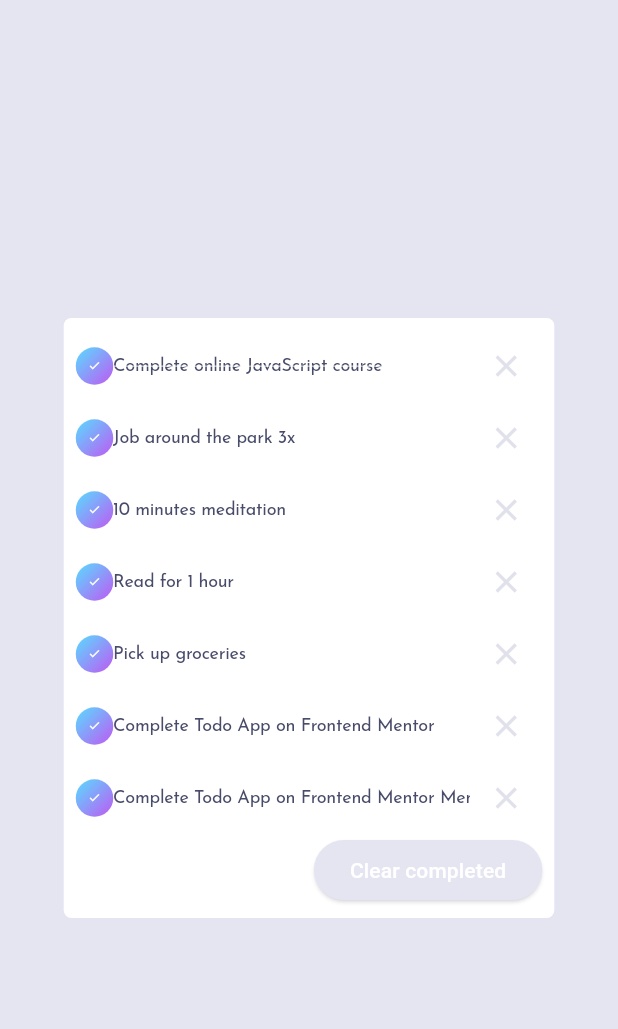
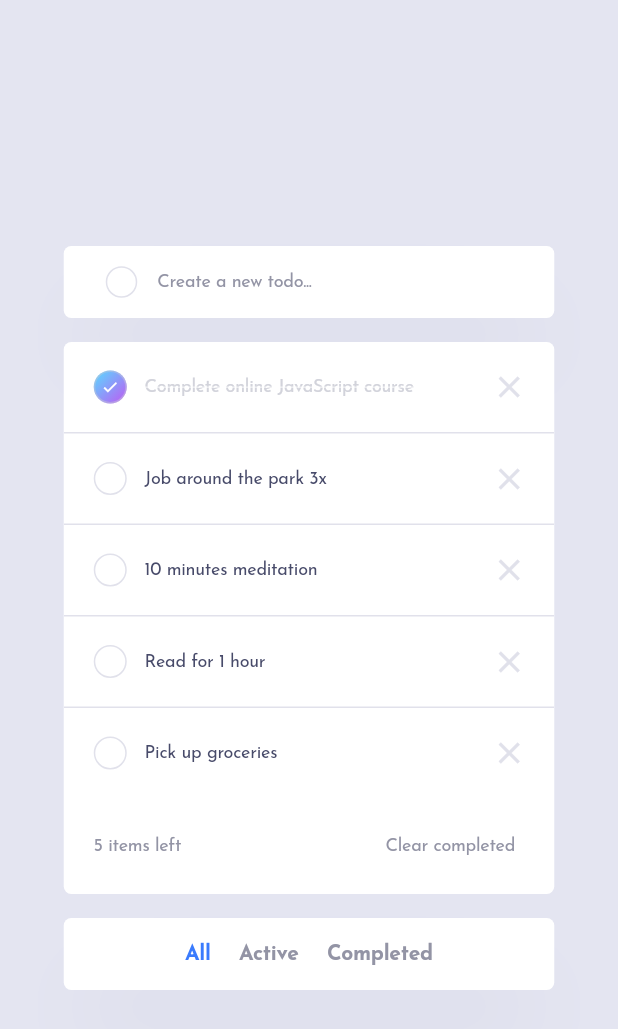
Before and after one commit to JustANipple/todo_app, a Flutter app: the screen it shows after launch, on a phone screen of 412 x 824 dp. Shown: the top 1029 px of the screen. Run offline on Flutter 3.47's test engine with Material 3 defaults, Android fonts, the phone set to English and light mode, and no system bars; our stand-ins replace google_fonts.

Commit message:
completed todo_list widget

```diff
--- a/lib/main.dart
+++ b/lib/main.dart
@@ -1,6 +1,8 @@
 import 'package:flutter/material.dart';
 import 'package:todo_app/responsive_container.dart';
 import 'package:todo_app/themes.dart';
+import 'package:todo_app/todo_create.dart';
+import 'package:todo_app/todo_filter.dart';
 import 'package:todo_app/todo_list.dart';
 import 'package:todo_app/todo_repository.dart';
 
@@ -22,7 +24,18 @@ class MainApp extends StatelessWidget {
         home: const Scaffold(
           body: Center(
             child: ResponsiveContainer(
-              child: TodoList(),
+              child: SingleChildScrollView(
+                child: Column(
+                  mainAxisSize: MainAxisSize.min,
+                  children: [
+                    TodoCreate(),
+                    SizedBox(height: 16),
+                    TodoList(),
+                    SizedBox(height: 16),
+                    TodoFilter(),
+                  ],
+                ),
+              ),
             ),
           ),
         ),
--- a/lib/responsive_container.dart
+++ b/lib/responsive_container.dart
@@ -12,9 +12,8 @@ class ResponsiveContainer extends StatelessWidget {
           constraints.maxWidth > 327 ? 327 : constraints.maxWidth;
       return Container(
         constraints: BoxConstraints(maxWidth: containerWidth),
-        decoration: BoxDecoration(
-          color: Theme.of(context).colorScheme.primary,
-          borderRadius: const BorderRadius.all(Radius.circular(5)),
+        decoration: const BoxDecoration(
+          borderRadius: BorderRadius.all(Radius.circular(5)),
         ),
         child: child,
       );
--- a/lib/todo_list.dart
+++ b/lib/todo_list.dart
@@ -17,32 +17,44 @@ class _TodoListState extends State<TodoList> {
     final List<String> todoList = todoRepository.getTodos();
     final todosLeft = todoRepository.getTodosLeft();
 
-    return Padding(
-      padding: const EdgeInsets.all(8.0),
-      child: Container(
-        decoration: const BoxDecoration(
-          borderRadius: BorderRadius.all(Radius.circular(5)),
+    return Container(
+      decoration: BoxDecoration(
+        borderRadius: const BorderRadius.all(Radius.circular(5)),
+        color: Theme.of(context).colorScheme.primary,
       ),
+      constraints: const BoxConstraints(maxHeight: 368),
       child: Column(
         mainAxisSize: MainAxisSize.min,
         children: [
-            ListView.builder(
+          Expanded(
+            child: ListView.builder(
               shrinkWrap: true,
               scrollDirection: Axis.vertical,
               itemCount: todoList.length,
               itemBuilder: (context, index) {
-                return Row(
+                return Container(
+                  padding: const EdgeInsets.only(
+                      left: 20, right: 6, top: 6, bottom: 6),
+                  decoration: BoxDecoration(
+                    border: Border(
+                      bottom: BorderSide(
+                        color: Theme.of(context).colorScheme.shadow,
+                      ),
+                    ),
+                  ),
+                  child: Row(
                     mainAxisAlignment: MainAxisAlignment.spaceBetween,
                     children: [
                       Expanded(
                         child: Row(
                           children: [
                             Container(
-                            width: 25,
-                            height: 25,
+                              width: 22,
+                              height: 22,
                               decoration: BoxDecoration(
                                 borderRadius: BorderRadius.circular(50),
-                              gradient: LinearGradient(
+                                gradient: todoRepository.isCompleted(index)
+                                    ? LinearGradient(
                                         colors: [
                                             Theme.of(context)
                                                 .colorScheme
@@ -52,7 +64,11 @@ class _TodoListState extends State<TodoList> {
                                                 .secondaryContainer
                                           ],
                                         begin: Alignment.topLeft,
-                                  end: Alignment.bottomRight),
+                                        end: Alignment.bottomRight)
+                                    : null,
+                                border: Border.all(
+                                  color: Theme.of(context).colorScheme.shadow,
+                                ),
                               ),
                               child: FittedBox(
                                 child: ElevatedButton(
@@ -66,11 +82,12 @@ class _TodoListState extends State<TodoList> {
                                   },
                                   child: const Icon(
                                     Icons.check,
-                                  size: 25,
+                                    size: 70,
                                   ),
                                 ),
                               ),
                             ),
+                            const SizedBox(width: 12),
                             Expanded(
                               child: SingleChildScrollView(
                                 scrollDirection: Axis.horizontal,
@@ -85,7 +102,11 @@ class _TodoListState extends State<TodoList> {
                                             todoRepository.isCompleted(index)
                                                 ? TextDecoration.lineThrough
                                                 : TextDecoration.none,
-                                      color: Theme.of(context)
+                                        color: todoRepository.isCompleted(index)
+                                            ? Theme.of(context)
+                                                .colorScheme
+                                                .onTertiary
+                                            : Theme.of(context)
                                                 .colorScheme
                                                 .onPrimary,
                                       ),
@@ -104,30 +125,48 @@ class _TodoListState extends State<TodoList> {
                         },
                       ),
                     ],
+                  ),
                 );
               },
             ),
-            Row(
+          ),
+          Container(
+            padding: const EdgeInsets.symmetric(
+              horizontal: 20,
+              vertical: 8,
+            ),
+            child: Row(
               mainAxisAlignment: MainAxisAlignment.spaceBetween,
               children: [
                 Text(
-                  "$todosLeft left",
+                  "$todosLeft items left",
                   textDirection: TextDirection.ltr,
+                  style: Theme.of(context).textTheme.labelSmall!.copyWith(
+                      color: Theme.of(context).colorScheme.onSecondary),
                 ),
                 ElevatedButton(
+                  style: ElevatedButton.styleFrom(
+                    shadowColor: Colors.transparent,
+                    backgroundColor: Colors.transparent,
+                    padding: const EdgeInsets.symmetric(
+                      horizontal: 6,
+                    ),
+                  ),
                   onPressed: () {
                     todoRepository.deleteCompletedTodos();
                     setState(() {});
                   },
-                  child: const Text(
+                  child: Text(
                     "Clear completed",
                     textDirection: TextDirection.ltr,
+                    style: Theme.of(context).textTheme.labelSmall!.copyWith(
+                        color: Theme.of(context).colorScheme.onSecondary),
                   ),
                 )
               ],
             ),
+          ),
         ],
-        ),
       ),
     );
   }
--- a/lib/todo_repository.dart
+++ b/lib/todo_repository.dart
@@ -22,10 +22,6 @@ class TodoRepository {
     ),
     Todo(
       description: "Complete Todo App on Frontend Mentor",
-      completed: false,
-    ),
-    Todo(
-      description: "Complete Todo App on Frontend Mentor Mentor Mentor Mentor",
       completed: false,
     ),
   ];
```
Also changed, not shown: lib/todo_create.dart (+12 -61 lines). Lines whose indentation alone changed are shown as unchanged.
